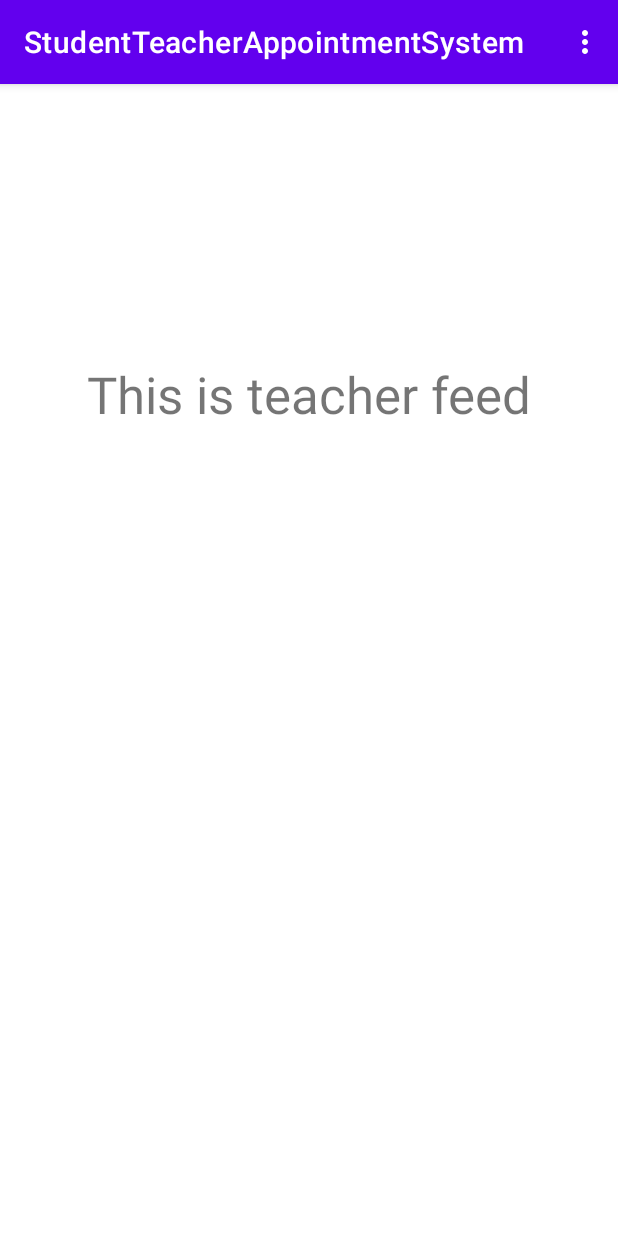
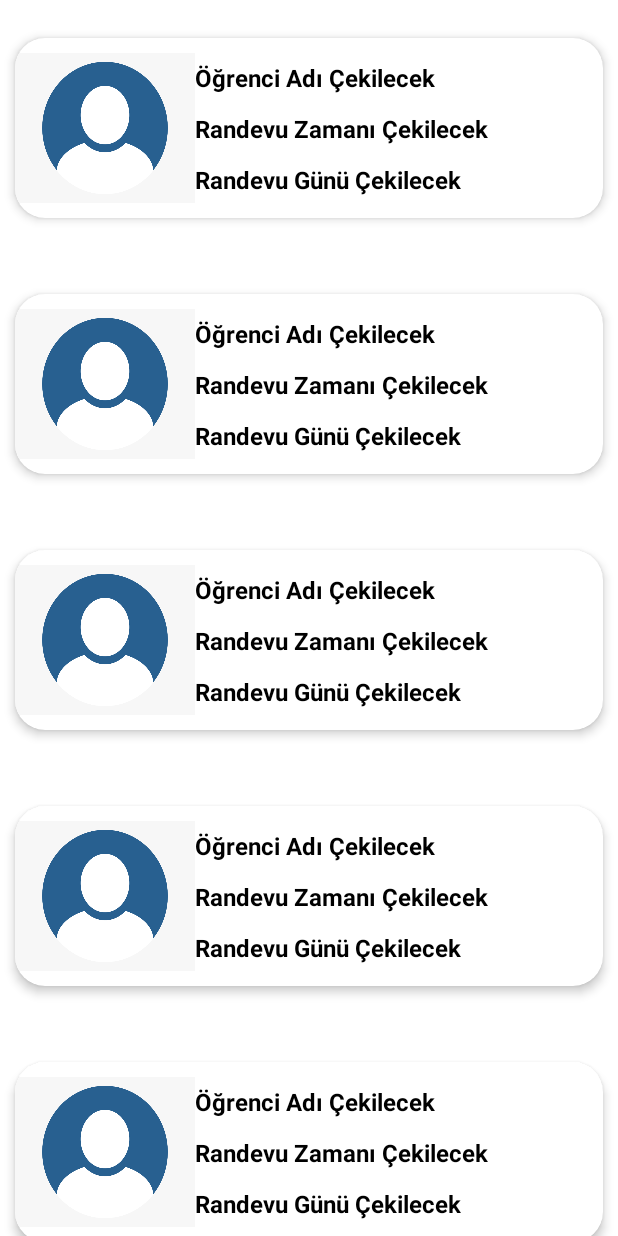
Before and after one commit to levent-gundogdu/KotlinStudentTeacherAppointmentApp, an Android app: the TeacherFeedActivity screen opened directly, with no data from a screen before it, on a phone screen of 412 x 824 dp. Run offline under Robolectric (Android 15) with nearby library versions, the phone set to English and light mode, and no system bars; our stand-ins replace Firebase (no records; nobody signed in at launch, a user with empty details on screens opened directly).

Commit message:
Teacher Appointment View Complete

```diff
--- /dev/null
+++ b/app/src/main/java/com/leventgundogdu/studentteacherappointmentsystem/Appointment.kt
@@ -0,0 +1,3 @@
+package com.leventgundogdu.studentteacherappointmentsystem
+
+data class Appointment(val image: Int, val name1: String, val name2: String, val name3: String)
--- /dev/null
+++ b/app/src/main/java/com/leventgundogdu/studentteacherappointmentsystem/AppointmentAdaptor.kt
@@ -0,0 +1,38 @@
+package com.leventgundogdu.studentteacherappointmentsystem
+
+import android.view.LayoutInflater
+import android.view.View
+import android.view.ViewGroup
+import android.widget.ImageView
+import android.widget.TextView
+import androidx.recyclerview.widget.RecyclerView
+
+class AppointmentAdaptor(private val appointmentList:ArrayList<Appointment>) : RecyclerView.Adapter<AppointmentAdaptor.AppointmentViewHolder>() {
+
+    class AppointmentViewHolder(itemView: View) : RecyclerView.ViewHolder(itemView) {
+
+        val imageView : ImageView = itemView.findViewById(R.id.imageView)
+        val textView1 : TextView = itemView.findViewById(R.id.txtstudentName)
+        val textView2 : TextView = itemView.findViewById(R.id.txtappointmentDate)
+        val textView3 : TextView = itemView.findViewById(R.id.txtappointmentTime)
+
+    }
+
+    override fun onCreateViewHolder(parent: ViewGroup, viewType: Int): AppointmentViewHolder {
+        val view = LayoutInflater.from(parent.context).inflate(R.layout.appointment_item , parent , false)
+        return AppointmentViewHolder(view)
+    }
+
+    override fun onBindViewHolder(holder: AppointmentViewHolder, position: Int) {
+        val appointment = appointmentList[position]
+        holder.imageView.setImageResource(appointment.image)
+        holder.textView1.text = appointment.name1
+        holder.textView2.text = appointment.name2
+        holder.textView3.text = appointment.name3
+    }
+
+    override fun getItemCount(): Int {
+        return appointmentList.size
+    }
+
+}
--- a/app/src/main/java/com/leventgundogdu/studentteacherappointmentsystem/CourseAdaptor.kt
+++ b/app/src/main/java/com/leventgundogdu/studentteacherappointmentsystem/CourseAdaptor.kt
@@ -1,6 +1,5 @@
 package com.leventgundogdu.studentteacherappointmentsystem
 
-import android.media.Image
 import android.view.LayoutInflater
 import android.view.View
 import android.view.ViewGroup
@@ -16,7 +15,7 @@ class CourseAdaptor(private val courseList:ArrayList<Course>)
 
     class CourseViewHolder(itemView: View) : RecyclerView.ViewHolder(itemView) {
         val imageView : ImageView = itemView.findViewById(R.id.imageView)
-        val textView : TextView = itemView.findViewById(R.id.textView)
+        val textView : TextView = itemView.findViewById(R.id.txtappointmentTime)
     }
 
     override fun onCreateViewHolder(parent: ViewGroup, viewType: Int): CourseViewHolder {
--- a/app/src/main/java/com/leventgundogdu/studentteacherappointmentsystem/TeacherFeedActivity.kt
+++ b/app/src/main/java/com/leventgundogdu/studentteacherappointmentsystem/TeacherFeedActivity.kt
@@ -5,6 +5,8 @@ import androidx.appcompat.app.AppCompatActivity
 import android.os.Bundle
 import android.view.Menu
 import android.view.MenuItem
+import androidx.recyclerview.widget.LinearLayoutManager
+import androidx.recyclerview.widget.RecyclerView
 import com.google.firebase.auth.FirebaseAuth
 import com.google.firebase.auth.ktx.auth
 import com.google.firebase.ktx.Firebase
@@ -14,6 +16,9 @@ class TeacherFeedActivity : AppCompatActivity() {
 
     private lateinit var binding: ActivityTeacherFeedBinding
     private lateinit var auth: FirebaseAuth
+    private lateinit var recyclerView: RecyclerView
+    private lateinit var appointmentList : ArrayList<Appointment>
+    private lateinit var appointmentAdaptor: AppointmentAdaptor
 
     override fun onCreate(savedInstanceState: Bundle?) {
         super.onCreate(savedInstanceState)
@@ -21,6 +26,22 @@ class TeacherFeedActivity : AppCompatActivity() {
         setContentView(binding.root)
 
         auth = Firebase.auth
+
+
+        recyclerView = findViewById(R.id.recyclerView)
+        recyclerView.setHasFixedSize(true)
+        recyclerView.layoutManager = LinearLayoutManager(this)
+
+        appointmentList = ArrayList()
+
+        appointmentList.add(Appointment(R.drawable.user1, "Öğrenci Adı Çekilecek", "Randevu Günü Çekilecek", "Randevu Zamanı Çekilecek"))
+        appointmentList.add(Appointment(R.drawable.user1, "Öğrenci Adı Çekilecek", "Randevu Günü Çekilecek", "Randevu Zamanı Çekilecek"))
+        appointmentList.add(Appointment(R.drawable.user1, "Öğrenci Adı Çekilecek", "Randevu Günü Çekilecek", "Randevu Zamanı Çekilecek"))
+        appointmentList.add(Appointment(R.drawable.user1, "Öğrenci Adı Çekilecek", "Randevu Günü Çekilecek", "Randevu Zamanı Çekilecek"))
+        appointmentList.add(Appointment(R.drawable.user1, "Öğrenci Adı Çekilecek", "Randevu Günü Çekilecek", "Randevu Zamanı Çekilecek"))
+
+        appointmentAdaptor = AppointmentAdaptor(appointmentList)
+        recyclerView.adapter = appointmentAdaptor
 
     }
 
--- a/app/src/main/res/layout/activity_teacher_feed.xml
+++ b/app/src/main/res/layout/activity_teacher_feed.xml
@@ -6,17 +6,14 @@
     android:layout_height="match_parent"
     tools:context=".TeacherFeedActivity">
 
-    <TextView
-        android:id="@+id/textView"
+    <androidx.recyclerview.widget.RecyclerView
+        android:id="@+id/recyclerView"
         android:layout_width="0dp"
-        android:layout_height="78dp"
-        android:layout_marginStart="32dp"
-        android:layout_marginTop="168dp"
-        android:layout_marginEnd="32dp"
-        android:gravity="center"
-        android:text="This is teacher feed"
-        android:textSize="34sp"
+        android:layout_height="0dp"
+        app:layout_constraintBottom_toBottomOf="parent"
         app:layout_constraintEnd_toEndOf="parent"
+        app:layout_constraintHorizontal_bias="0.5"
         app:layout_constraintStart_toStartOf="parent"
-        app:layout_constraintTop_toTopOf="parent" />
+        app:layout_constraintTop_toTopOf="parent"
+        app:layout_constraintVertical_bias="0.5" />
 </androidx.constraintlayout.widget.ConstraintLayout>
--- /dev/null
+++ b/app/src/main/res/layout/appointment_item.xml
@@ -0,0 +1,69 @@
+<?xml version="1.0" encoding="utf-8"?>
+<androidx.cardview.widget.CardView xmlns:android="http://schemas.android.com/apk/res/android"
+    xmlns:app="http://schemas.android.com/apk/res-auto"
+    xmlns:tools="http://schemas.android.com/tools"
+    android:layout_width="match_parent"
+    android:layout_height="wrap_content"
+    android:layout_marginHorizontal="10dp"
+    android:layout_marginVertical="25dp"
+    app:cardCornerRadius="20dp"
+    app:cardElevation="4dp">
+
+    <androidx.constraintlayout.widget.ConstraintLayout
+        android:layout_width="match_parent"
+        android:layout_height="120dp">
+
+        <ImageView
+            android:id="@+id/imageView"
+            android:layout_width="120dp"
+            android:layout_height="100dp"
+            android:scaleType="fitXY"
+            android:src="@drawable/user1"
+            app:layout_constraintBottom_toBottomOf="parent"
+            app:layout_constraintStart_toStartOf="parent"
+            app:layout_constraintTop_toTopOf="parent" />
+
+        <TextView
+            android:id="@+id/txtstudentName"
+            android:layout_width="0dp"
+            android:layout_height="wrap_content"
+            android:layout_marginTop="15dp"
+            android:hint="Student Name:"
+            android:textColor="@color/black"
+            android:textSize="16sp"
+            android:textStyle="bold"
+            app:layout_constraintEnd_toEndOf="parent"
+            app:layout_constraintHorizontal_bias="0.0"
+            app:layout_constraintStart_toEndOf="@+id/imageView"
+            app:layout_constraintTop_toTopOf="parent" />
+
+        <TextView
+            android:id="@+id/txtappointmentDate"
+            android:layout_width="0dp"
+            android:layout_height="wrap_content"
+            android:layout_marginTop="12dp"
+            android:hint="Appointment Date:"
+            android:textColor="@color/black"
+            android:textSize="16sp"
+            android:textStyle="bold"
+            app:layout_constraintEnd_toEndOf="parent"
+            app:layout_constraintHorizontal_bias="0.0"
+            app:layout_constraintStart_toEndOf="@+id/imageView"
+            app:layout_constraintTop_toBottomOf="@+id/txtappointmentTime" />
+
+        <TextView
+            android:id="@+id/txtappointmentTime"
+            android:layout_width="0dp"
+            android:layout_height="wrap_content"
+            android:layout_marginTop="12dp"
+            android:hint="Appointment Time:"
+            android:textColor="@color/black"
+            android:textSize="16sp"
+            android:textStyle="bold"
+            app:layout_constraintEnd_toEndOf="parent"
+            app:layout_constraintHorizontal_bias="0.0"
+            app:layout_constraintStart_toEndOf="@+id/imageView"
+            app:layout_constraintTop_toBottomOf="@+id/txtstudentName" />
+
+    </androidx.constraintlayout.widget.ConstraintLayout>
+</androidx.cardview.widget.CardView>
--- a/app/src/main/res/layout/each_item.xml
+++ b/app/src/main/res/layout/each_item.xml
@@ -22,7 +22,7 @@
             app:layout_constraintTop_toTopOf="parent" />
 
         <TextView
-            android:id="@+id/textView"
+            android:id="@+id/txtappointmentTime"
             android:layout_width="wrap_content"
             android:layout_height="wrap_content"
             android:text="ACM 431"
--- a/app/src/main/res/values/themes.xml
+++ b/app/src/main/res/values/themes.xml
@@ -1,6 +1,6 @@
 <resources xmlns:tools="http://schemas.android.com/tools">
     <!-- Base application theme. -->
-    <style name="Theme.StudentTeacherAppointmentSystem" parent="Theme.MaterialComponents.DayNight.DarkActionBar">
+    <style name="Theme.StudentTeacherAppointmentSystem" parent="Theme.MaterialComponents.DayNight.NoActionBar">
         <!-- Primary brand color. -->
         <item name="colorPrimary">@color/purple_500</item>
         <item name="colorPrimaryVariant">@color/purple_700</item>
```
Also changed, not shown: app/src/main/res/drawable/user1.png (added).
